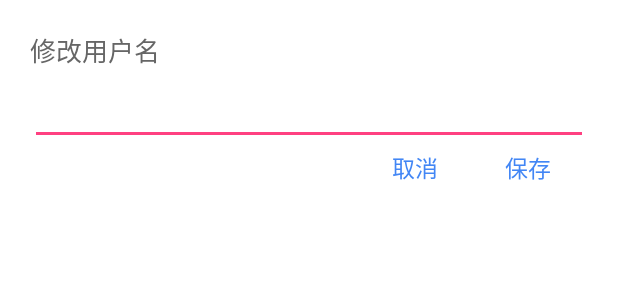
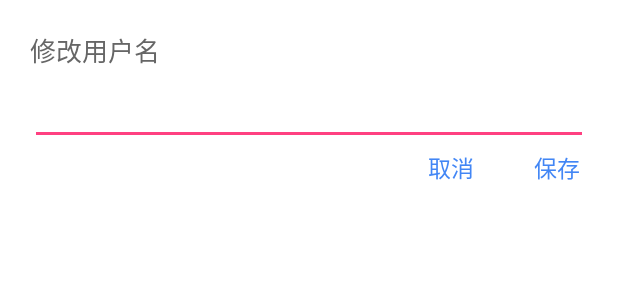
Before and after one commit to yinhanlei/GoogleAuth_Android, an Android app: the layout pop_dialog_modify.xml on its own in the app's theme, with its tools: preview values and no code run, on a phone screen of 412 x 824 dp. Shown: the top 300 px of the screen. Run offline under Robolectric (Android 15) with nearby library versions, the phone set to English and light mode, and no system bars.

Commit message:
尺寸适配

```diff
--- a/app/src/main/res/layout/pop_dialog_modify.xml
+++ b/app/src/main/res/layout/pop_dialog_modify.xml
@@ -35,18 +35,19 @@
 
         <TextView
             android:id="@+id/btn_cancle"
-            android:layout_width="@dimen/dp_80"
+            android:layout_width="wrap_content"
             android:layout_height="@dimen/dp_30"
-            android:gravity="right"
+            android:gravity="center"
             android:text="取消"
             android:textColor="@color/light_blue"
             android:textSize="@dimen/sp_15" />
 
         <TextView
             android:id="@+id/btn_save"
-            android:layout_width="@dimen/dp_80"
+            android:layout_width="wrap_content"
             android:layout_height="@dimen/dp_30"
-            android:layout_marginLeft="@dimen/dp_20"
+            android:layout_marginLeft="@dimen/dp_40"
+            android:layout_marginRight="@dimen/dp_5"
             android:gravity="center"
             android:text="保存"
             android:textColor="@color/light_blue"
--- a/app/src/main/res/values/dimens.xml
+++ b/app/src/main/res/values/dimens.xml
@@ -50,11 +50,12 @@
     <dimen name="sp_16">16sp</dimen>
     <dimen name="sp_17">17sp</dimen>
     <dimen name="sp_18">18sp</dimen>
+    <dimen name="sp_19">19sp</dimen>
     <dimen name="sp_20">20sp</dimen>
     <dimen name="sp_23">23sp</dimen>
     <dimen name="sp_25">25sp</dimen>
     <dimen name="sp_30">30sp</dimen>
-    <dimen name="sp_32">32sp</dimen>
+    <dimen name="sp_33">33sp</dimen>
     <dimen name="sp_35">35sp</dimen>
     <dimen name="sp_40">40sp</dimen>
 </resources>
```
Also changed, not shown: app/src/main/res/layout/item_code.xml (+6 -6 lines).
